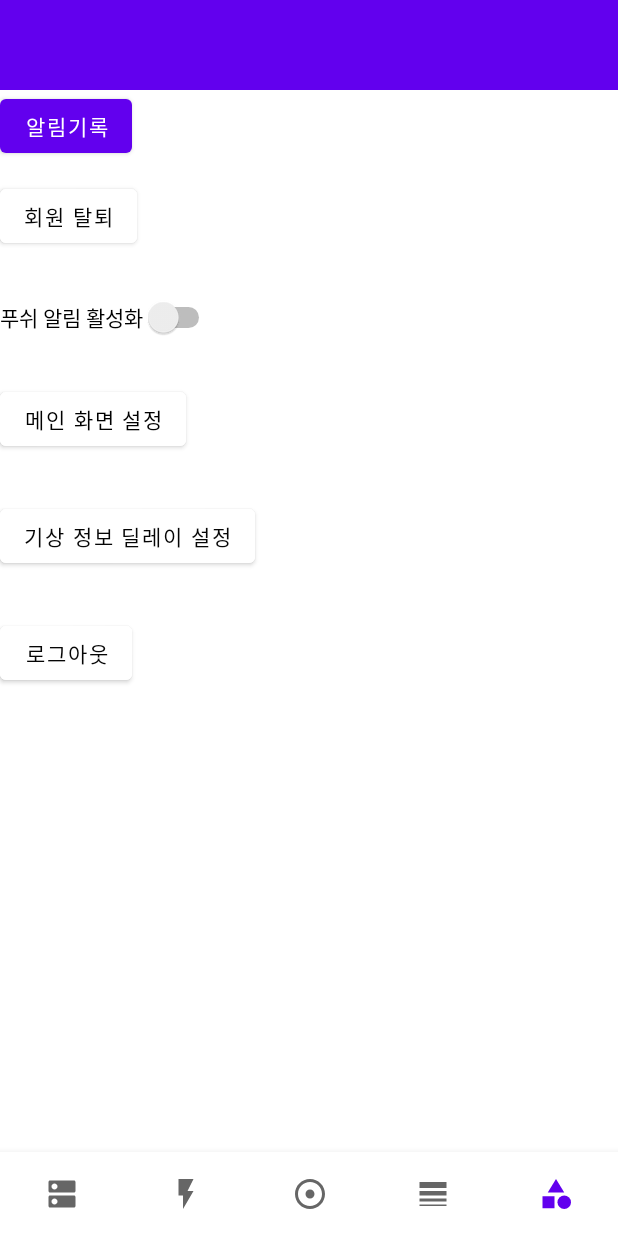
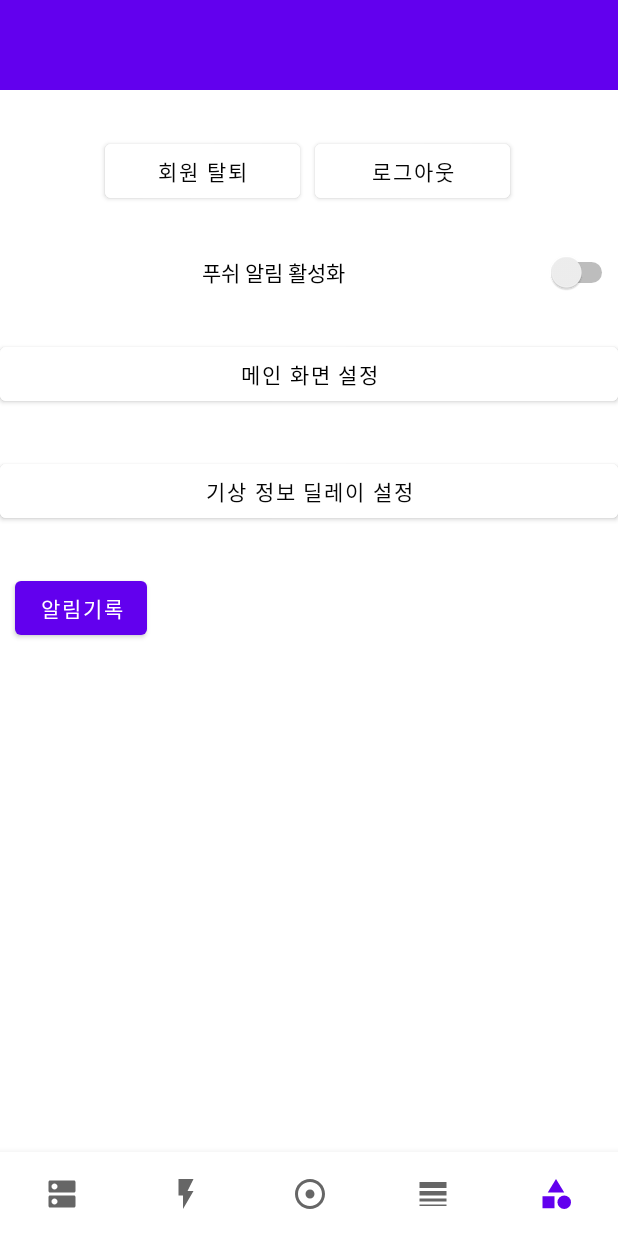
Before and after one commit to CommitTheKermit/PICS, an Android app: the screen it shows after launch (MainActivity), item 5 of the bottom bar chosen, on a phone screen of 412 x 824 dp. Run offline under Robolectric (Android 15) with nearby library versions, the phone set to English and light mode, and no system bars; our stand-ins replace Firebase (no records; nobody signed in at launch, a user with empty details on screens opened directly); 1 statement that could not run was skipped.

Commit message:
릴레이티브 레이아웃 + 버튼위치 수정

```diff
--- a/app/src/main/res/layout/activity_notification_history.xml
+++ b/app/src/main/res/layout/activity_notification_history.xml
@@ -1,5 +1,5 @@
 <?xml version="1.0" encoding="utf-8"?>
-<androidx.constraintlayout.widget.ConstraintLayout xmlns:android="http://schemas.android.com/apk/res/android"
+<RelativeLayout xmlns:android="http://schemas.android.com/apk/res/android"
     xmlns:app="http://schemas.android.com/apk/res-auto"
     xmlns:tools="http://schemas.android.com/tools"
     android:layout_width="match_parent"
@@ -13,19 +13,13 @@
         android:layout_height="wrap_content"
         android:layout_marginStart="10dp"
         android:layout_marginTop="20dp"
-        android:text="기타탭으로돌아가기"
         android:onClick="onClickBackButton"
-        app:layout_constraintStart_toStartOf="parent"
-        app:layout_constraintTop_toTopOf="parent" />
+        android:text="기타탭으로돌아가기" />
 
     <ScrollView
         android:layout_width="409dp"
         android:layout_height="629dp"
         android:layout_marginTop="34dp"
-        app:layout_constraintBottom_toBottomOf="parent"
-        app:layout_constraintTop_toTopOf="parent"
-        app:layout_constraintVertical_bias="1.0"
-        tools:layout_editor_absoluteX="1dp"
         tools:ignore="MissingConstraints">
 
         <LinearLayout
@@ -36,4 +30,4 @@
 
         </LinearLayout>
     </ScrollView>
-</androidx.constraintlayout.widget.ConstraintLayout>
+</RelativeLayout>
--- a/app/src/main/res/layout/fragment_etc_tab.xml
+++ b/app/src/main/res/layout/fragment_etc_tab.xml
@@ -1,89 +1,75 @@
 <?xml version="1.0" encoding="utf-8"?>
-<androidx.constraintlayout.widget.ConstraintLayout xmlns:android="http://schemas.android.com/apk/res/android"
+<RelativeLayout xmlns:android="http://schemas.android.com/apk/res/android"
     xmlns:app="http://schemas.android.com/apk/res-auto"
     xmlns:tools="http://schemas.android.com/tools"
     android:layout_width="match_parent"
     android:layout_height="match_parent"
     tools:context=".etcTab">
 
-
     <Button
         android:id="@+id/btnWithdrawal"
-        android:layout_width="wrap_content"
+        android:layout_width="130dp"
         android:layout_height="wrap_content"
-        android:layout_marginTop="60dp"
-        android:layout_marginEnd="16dp"
+        android:layout_alignParentTop="true"
+        android:layout_marginLeft="70dp"
+        android:layout_marginTop="30dp"
         android:backgroundTint="@android:color/white"
         android:onClick="onClickWithdrawalButton"
         android:text="회원 탈퇴"
-        android:textColor="#050505"
-        app:layout_constraintEnd_toEndOf="parent"
-        app:layout_constraintHorizontal_bias="0.0"
-        app:layout_constraintStart_toStartOf="parent"
-        app:layout_constraintTop_toTopOf="parent" />
+        android:textColor="#050505" />
+
+    <Button
+        android:id="@+id/btnLogout"
+        android:layout_width="130dp"
+        android:layout_height="wrap_content"
+        android:layout_marginLeft="10dp"
+        android:layout_marginTop="30dp"
+        android:layout_marginRight="10dp"
+        android:layout_toRightOf="@id/btnWithdrawal"
+        android:backgroundTint="@android:color/white"
+        android:onClick="onClickLogoutButton"
+        android:text="로그아웃"
+        android:textColor="#050505" />
 
     <Switch
         android:id="@+id/pushSwitch"
-        android:layout_width="wrap_content"
+        android:layout_width="match_parent"
         android:layout_height="wrap_content"
+        android:layout_below="@id/btnWithdrawal"
         android:layout_marginTop="30dp"
-        android:layout_marginEnd="16dp"
         android:text="푸쉬 알림 활성화"
-        app:layout_constraintEnd_toEndOf="parent"
-        app:layout_constraintHorizontal_bias="0.0"
-        app:layout_constraintStart_toStartOf="parent"
-        app:layout_constraintTop_toBottomOf="@+id/btnWithdrawal" />
+        android:textAlignment="center" />
 
     <Button
         android:id="@+id/btnMainScreenSet"
-        android:layout_width="wrap_content"
+        android:layout_width="match_parent"
         android:layout_height="wrap_content"
         android:layout_marginTop="30dp"
-        android:layout_marginEnd="16dp"
+        android:backgroundTint="@android:color/white"
         android:onClick="onClickSetMainScreenButton"
         android:text="메인 화면 설정"
-        app:layout_constraintEnd_toEndOf="parent"
-        app:layout_constraintHorizontal_bias="0.0"
-        app:layout_constraintStart_toStartOf="parent"
-        app:layout_constraintTop_toBottomOf="@+id/pushSwitch"
-        android:backgroundTint="@android:color/white"
-        android:textColor="#000000"/>
+        android:textColor="#000000"
+        android:layout_below="@id/pushSwitch"/>
 
     <Button
         android:id="@+id/btnWeatherDelay"
-        android:layout_width="wrap_content"
+        android:layout_width="match_parent"
         android:layout_height="wrap_content"
         android:layout_marginTop="30dp"
-        android:layout_marginEnd="16dp"
+        android:backgroundTint="@android:color/white"
         android:onClick="onClickWeatherDelayButton"
         android:text="기상 정보 딜레이 설정"
-        app:layout_constraintEnd_toEndOf="parent"
-        app:layout_constraintHorizontal_bias="0.0"
-        app:layout_constraintStart_toStartOf="parent"
-        app:layout_constraintTop_toBottomOf="@+id/btnMainScreenSet"
-        android:backgroundTint="@android:color/white"
-        android:textColor="#050505"/>
-
-    <Button
-        android:id="@+id/btnLogout"
-        android:layout_width="wrap_content"
-        android:layout_height="wrap_content"
-        android:layout_marginTop="30dp"
-        android:onClick="onClickLogoutButton"
-        android:text="로그아웃"
-        app:layout_constraintStart_toStartOf="parent"
-        app:layout_constraintTop_toBottomOf="@+id/btnWeatherDelay"
-        android:backgroundTint="@android:color/white"
-        android:textColor="#050505"/>
+        android:textColor="#050505"
+        android:layout_below="@id/btnMainScreenSet"/>
 
     <Button
         android:id="@+id/btnAlarm"
         android:layout_width="wrap_content"
         android:layout_height="wrap_content"
+        android:layout_marginRight="10dp"
+        android:layout_marginLeft="10dp"
+        android:layout_marginTop="30dp"
         android:onClick="onClickNotificationhistoryButton"
         android:text="알림기록"
-        tools:layout_editor_absoluteX="306dp"
-        tools:layout_editor_absoluteY="425dp" />
-
-
-</androidx.constraintlayout.widget.ConstraintLayout>
+        android:layout_below="@id/btnWeatherDelay" />
+</RelativeLayout>
```
